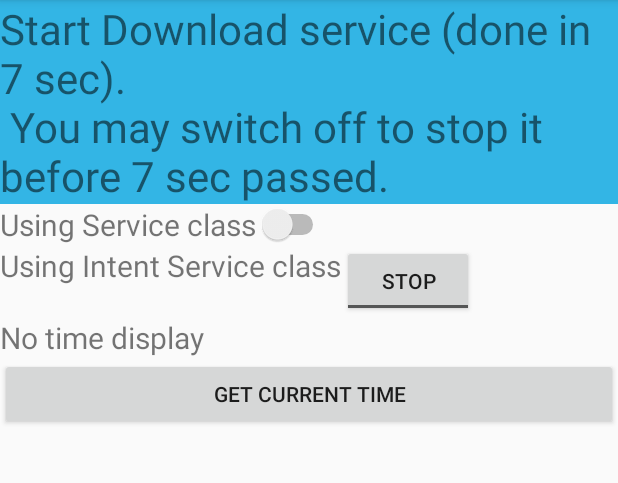
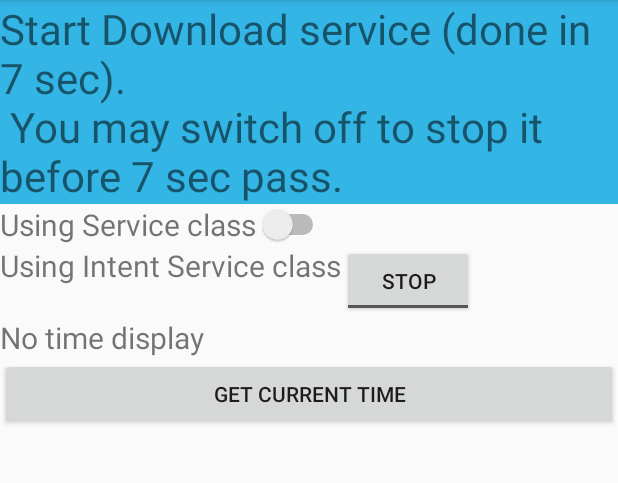
Before and after one commit to dr-sung/M08_StartedService, an Android app: the screen it shows after launch (MainActivity), on a phone screen of 412 x 824 dp, the part 84-567 px from its top. Run offline under Robolectric (Android 15) with nearby library versions, the phone set to English and light mode, and no system bars.

```diff
--- a/app/src/main/res/values/strings.xml
+++ b/app/src/main/res/values/strings.xml
@@ -1,7 +1,7 @@
 <resources>
     <string name="app_name">M08_StartedService</string>
     <string name="tv_message">Start Download service (done in 7 sec).\n
-You may switch off to stop it before 7 sec passed.
+You may switch off to stop it before 7 sec pass.
     </string>
     <string name="switch_on">Start</string>
     <string name="switch_off">Stop</string>
```
